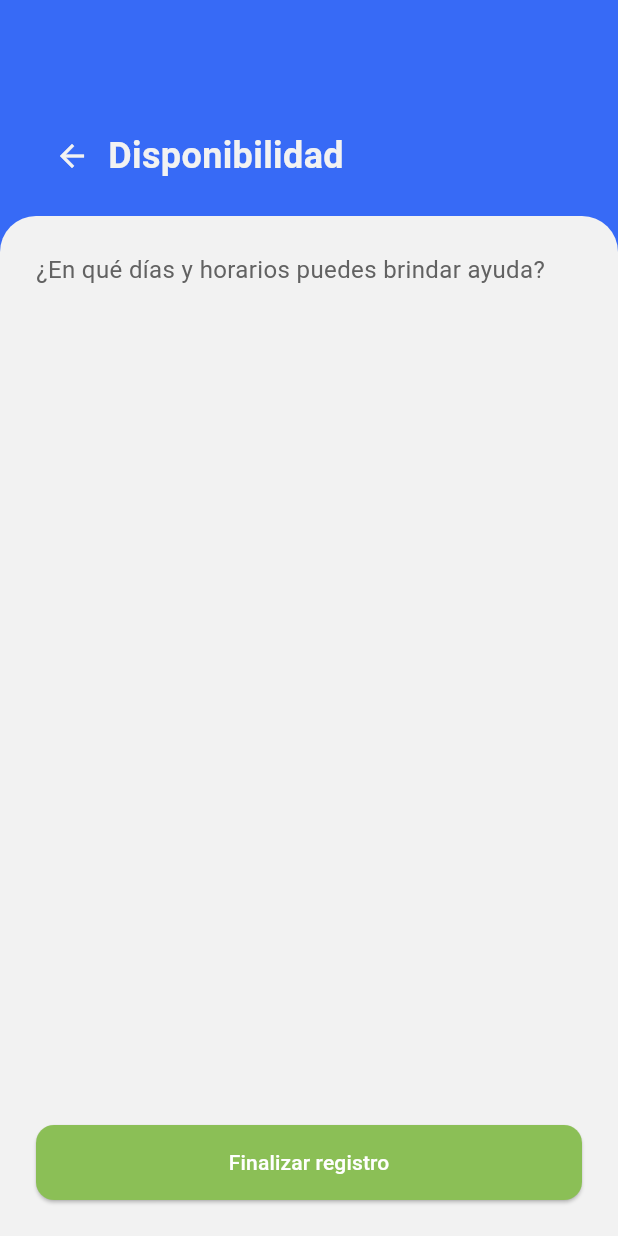
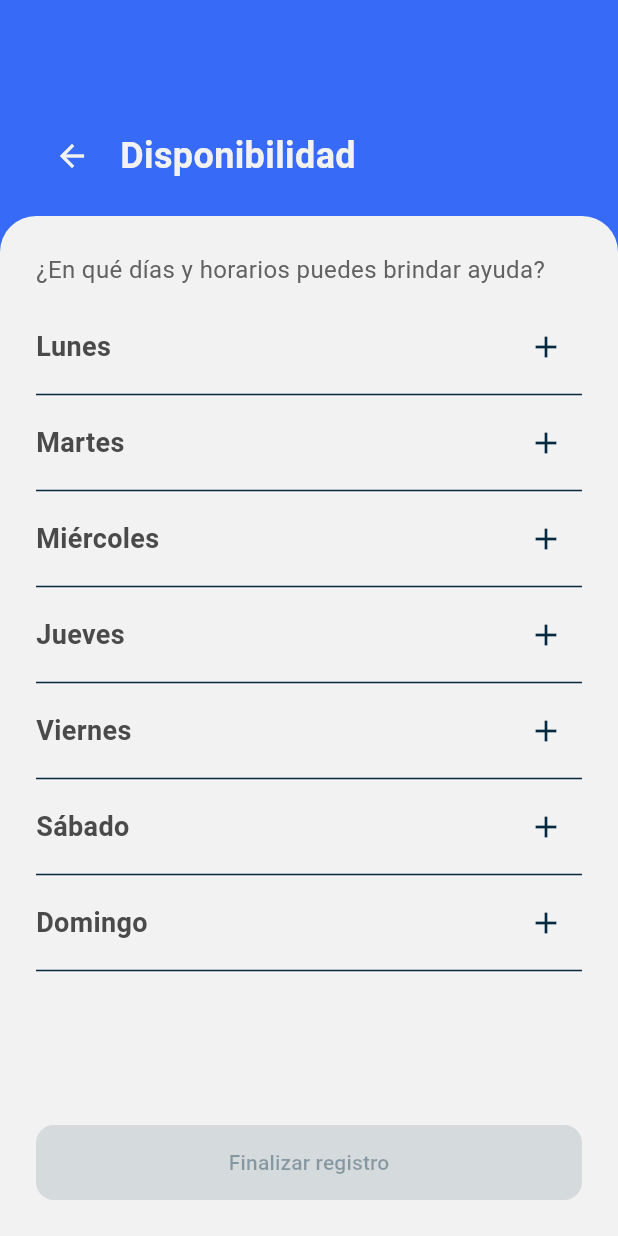
Before and after one commit to Helpwave-App/helpwave_mobile_app, a Flutter app: the VolunteerAvailabilityScreen screen opened by its route, on a phone screen of 412 x 824 dp. Run offline on Flutter 3.47's test engine with Material 3 defaults, Android fonts, the phone set to English and light mode, and no system bars; our stand-ins replace flutter_riverpod, permission_handler; missing offline and left inert: agora_rtc_engine.

Commit message:
Add volunteer availability

```diff
--- a/lib/src/features/auth/presentation/pages/register/registration_completed_requester_screen.dart
+++ b/lib/src/features/auth/presentation/pages/register/registration_completed_requester_screen.dart
@@ -1,6 +1,6 @@
 import 'package:flutter/material.dart';
 
-import '../../widgets/registration_completed_widget.dart';
+import '../../widgets/registration_completed.dart';
 
 class RegistrationCompletedRequesterScreen extends StatelessWidget {
   const RegistrationCompletedRequesterScreen({super.key});
--- a/lib/src/features/auth/presentation/pages/register/registration_completed_volunteer_screen.dart
+++ b/lib/src/features/auth/presentation/pages/register/registration_completed_volunteer_screen.dart
@@ -1,6 +1,6 @@
 import 'package:flutter/material.dart';
 
-import '../../widgets/registration_completed_widget.dart';
+import '../../widgets/registration_completed.dart';
 
 class RegistrationCompletedVolunteerScreen extends StatelessWidget {
   const RegistrationCompletedVolunteerScreen({super.key});
--- a/lib/src/features/auth/presentation/pages/register/volunteer_availability_screen.dart
+++ b/lib/src/features/auth/presentation/pages/register/volunteer_availability_screen.dart
@@ -1,5 +1,7 @@
 import 'package:flutter/material.dart';
 
+import '../../widgets/add_time_modal.dart';
+import '../../widgets/day_availability_tile.dart';
 import '../../../../../common/animations/animated_route.dart';
 import '../../../../../routing/app_router.dart';
 
@@ -13,7 +15,17 @@ class VolunteerAvailabilityScreen extends StatefulWidget {
 
 class _VolunteerAvailabilityScreenState
     extends State<VolunteerAvailabilityScreen> {
-  void _onNextPressed() {
+  final Map<String, List<TimeRange>> availability = {
+    'Lunes': [],
+    'Martes': [],
+    'Miércoles': [],
+    'Jueves': [],
+    'Viernes': [],
+    'Sábado': [],
+    'Domingo': [],
+  };
+
+  void _handleNext() {
     Navigator.of(context).push(
       animatedRouteTo(
         context,
@@ -22,6 +34,62 @@ class _VolunteerAvailabilityScreenState
         type: RouteTransitionType.pureFade,
         curve: Curves.easeInOutBack,
       ),
+    );
+  }
+
+  bool get isScheduleComplete =>
+      availability.values.any((times) => times.isNotEmpty);
+
+  void _handleDeleteSlot(String day, TimeRange slot) {
+    setState(() {
+      availability[day]?.remove(slot);
+    });
+  }
+
+  void _handleOpenAddTimeDialog(String day) async {
+    final rootContext = context; // guardamos el context principal
+    await showModalBottomSheet<void>(
+      context: context,
+      isScrollControlled: true,
+      shape: const RoundedRectangleBorder(
+        borderRadius: BorderRadius.vertical(top: Radius.circular(24)),
+      ),
+      builder: (_) {
+        return AddTimeModal(
+          day: day,
+          onSave: (start, end, applyAll) {
+            setState(() {
+              if (applyAll) {
+                for (final entry in availability.entries) {
+                  entry.value.add(TimeRange(start: start, end: end));
+                }
+              } else {
+                availability[day]?.add(TimeRange(start: start, end: end));
+              }
+            });
+          },
+          onError: (message) {
+            ScaffoldMessenger.of(rootContext).showSnackBar(
+              SnackBar(
+                content: Row(
+                  children: [
+                    const Icon(Icons.warning_amber_rounded,
+                        color: Colors.white),
+                    const SizedBox(width: 8),
+                    Expanded(child: Text(message)),
+                  ],
+                ),
+                backgroundColor: Theme.of(rootContext).colorScheme.error,
+                behavior: SnackBarBehavior.floating,
+                shape: RoundedRectangleBorder(
+                  borderRadius: BorderRadius.circular(12),
+                ),
+                duration: const Duration(seconds: 3),
+              ),
+            );
+          },
+        );
+      },
     );
   }
 
@@ -43,7 +111,7 @@ class _VolunteerAvailabilityScreenState
                   icon: Icon(Icons.arrow_back, color: theme.surface),
                   onPressed: () => Navigator.pop(context),
                 ),
-                  const SizedBox(height: 8),
+                const SizedBox(width: 8),
                 Text(
                   'Disponibilidad',
                   style: TextStyle(
@@ -53,7 +121,8 @@ class _VolunteerAvailabilityScreenState
                   ),
                 ),
               ],
-              )),
+            ),
+          ),
           const SizedBox(height: 16),
           Expanded(
             child: Container(
@@ -66,18 +135,33 @@ class _VolunteerAvailabilityScreenState
               child: Column(
                 crossAxisAlignment: CrossAxisAlignment.start,
                 children: [
-                  Expanded(
-                    child: SingleChildScrollView(
-                      child: Text(
+                  Text(
                     "¿En qué días y horarios puedes brindar ayuda?",
                     style: TextStyle(fontSize: 16, color: theme.onTertiary),
                   ),
+                  const SizedBox(height: 16),
+                  Expanded(
+                    child: SingleChildScrollView(
+                      child: Column(
+                        children: availability.keys.map((day) {
+                          final slots = availability[day] ?? [];
+                          return DayAvailabilityTile(
+                            day: day,
+                            slots: slots,
+                            onAdd: () => _handleOpenAddTimeDialog(day),
+                            onDeleteSlot: (slot) =>
+                                _handleDeleteSlot(day, slot),
+                          );
+                        }).toList(),
                       ),
                     ),
-                  const SizedBox(height: 16),
-                  ElevatedButton(
-                    onPressed: _onNextPressed,
+                  ),
+                  SizedBox(
+                    width: double.infinity,
+                    child: ElevatedButton(
+                      onPressed: isScheduleComplete ? _handleNext : null,
                       child: const Text('Finalizar registro'),
+                    ),
                   ),
                 ],
               ),
@@ -88,3 +172,18 @@ class _VolunteerAvailabilityScreenState
     );
   }
 }
+
+class TimeRange {
+  final TimeOfDay start;
+  final TimeOfDay end;
+
+  TimeRange({required this.start, required this.end});
+
+  String formatStart(BuildContext context) {
+    return start.format(context);
+  }
+
+  String formatEnd(BuildContext context) {
+    return end.format(context);
+  }
+}
--- /dev/null
+++ b/lib/src/features/auth/presentation/widgets/day_availability_tile.dart
@@ -0,0 +1,52 @@
+import 'package:flutter/material.dart';
+
+import '../pages/register/volunteer_availability_screen.dart';
+
+class DayAvailabilityTile extends StatelessWidget {
+  final String day;
+  final List<TimeRange> slots;
+  final VoidCallback onAdd;
+  final Function(TimeRange) onDeleteSlot;
+
+  const DayAvailabilityTile({
+    super.key,
+    required this.day,
+    required this.slots,
+    required this.onAdd,
+    required this.onDeleteSlot,
+  });
+
+  @override
+  Widget build(BuildContext context) {
+    return Column(
+      crossAxisAlignment: CrossAxisAlignment.start,
+      children: [
+        Row(
+          mainAxisAlignment: MainAxisAlignment.spaceBetween,
+          children: [
+            Text(
+              day,
+              style: const TextStyle(
+                fontSize: 18,
+                fontWeight: FontWeight.bold,
+              ),
+            ),
+            IconButton(
+              icon: const Icon(Icons.add),
+              onPressed: onAdd,
+            ),
+          ],
+        ),
+        ...slots.map((slot) => ListTile(
+              title: Text(
+                  '${slot.formatStart(context)} - ${slot.formatEnd(context)}'),
+              trailing: IconButton(
+                icon: const Icon(Icons.delete),
+                onPressed: () => onDeleteSlot(slot),
+              ),
+            )),
+        const Divider(),
+      ],
+    );
+  }
+}
```
Also changed, not shown: lib/src/features/auth/presentation/widgets/add_time_modal.dart (added, +119 -0 lines), lib/src/features/home/presentation/widgets/home_widget.dart (+1 -1 lines), lib/src/features/auth/presentation/widgets/registration_completed.dart (renamed from lib/src/features/auth/presentation/widgets/registration_completed_widget.dart). Lines whose indentation alone changed are shown as unchanged.
